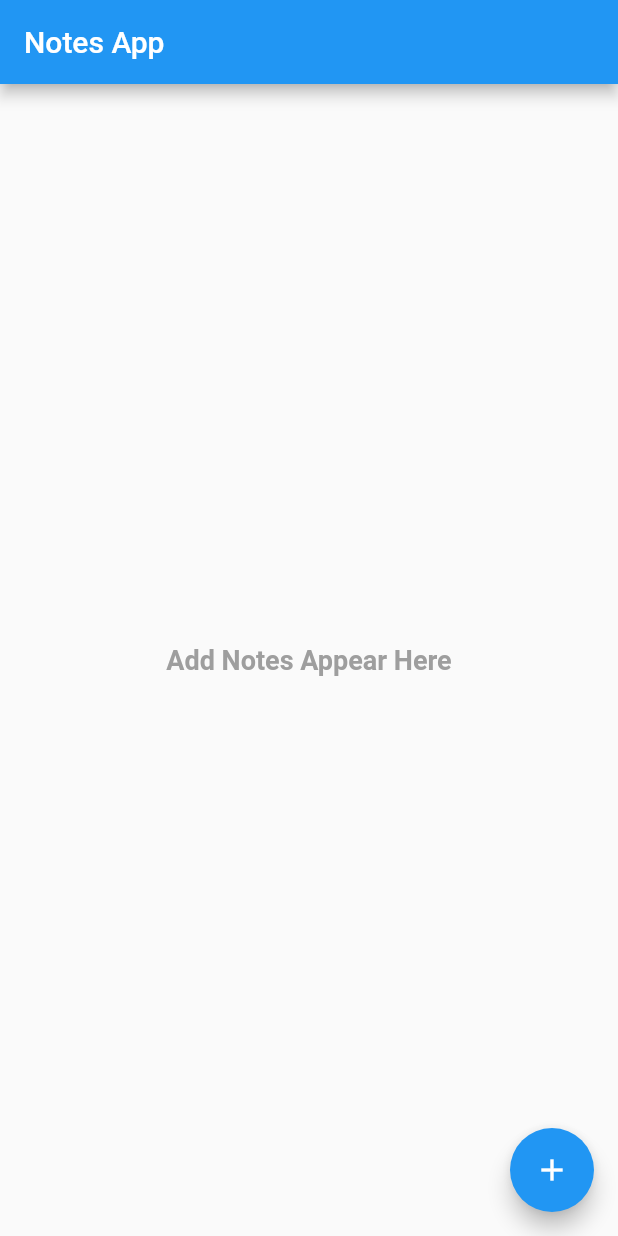
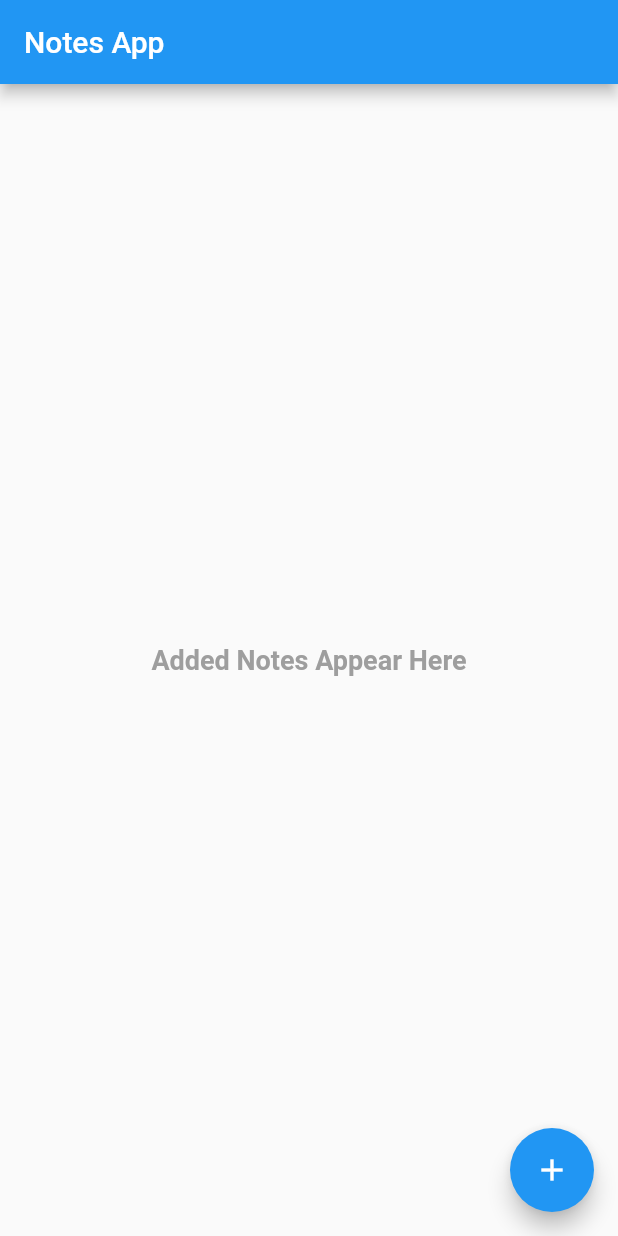
Before and after one commit to abdoahmed4900/notes-app-in-flutter, a Flutter app: the screen it shows after launch, on a phone screen of 412 x 824 dp. Run offline on Flutter 3.47's test engine with Material 2 defaults, Android fonts, the phone set to English and light mode, and no system bars; our stand-ins replace bloc, flutter_bloc, sqflite; accounts and stored records are empty.

Commit message:
message change

```diff
--- a/lib/pages/show_notes_screen.dart
+++ b/lib/pages/show_notes_screen.dart
@@ -28,7 +28,7 @@ class NotesScreen extends StatelessWidget {
         if (cubit.notes.isEmpty) {
           return Center(
             child: Text(
-              'Add Notes Appear Here',
+              'Added Notes Appear Here',
               style: TextStyle(
                   fontSize: 18,
                   fontWeight: FontWeight.bold,
```
